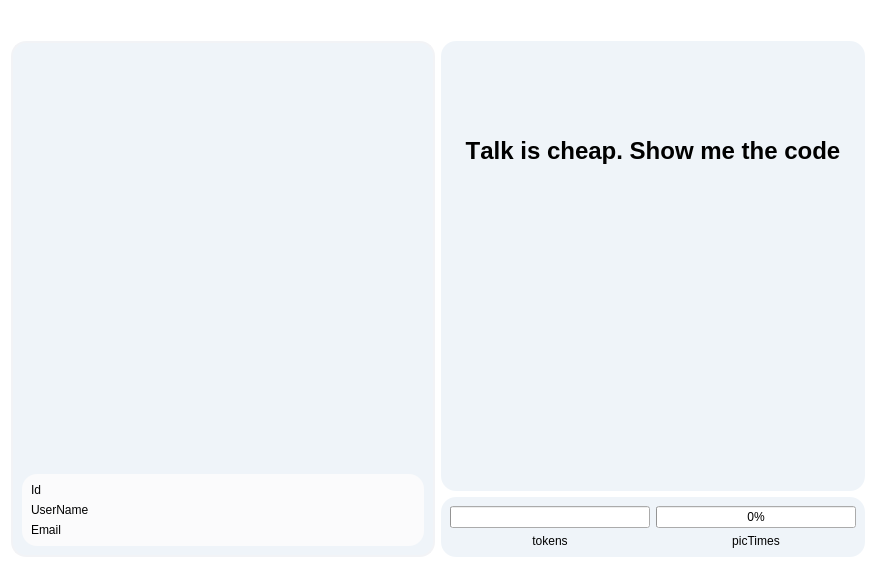
This is Templates/user_info.ui in thetheorange/AiProject as Qt 5 draws it before an edit. The edited form follows.
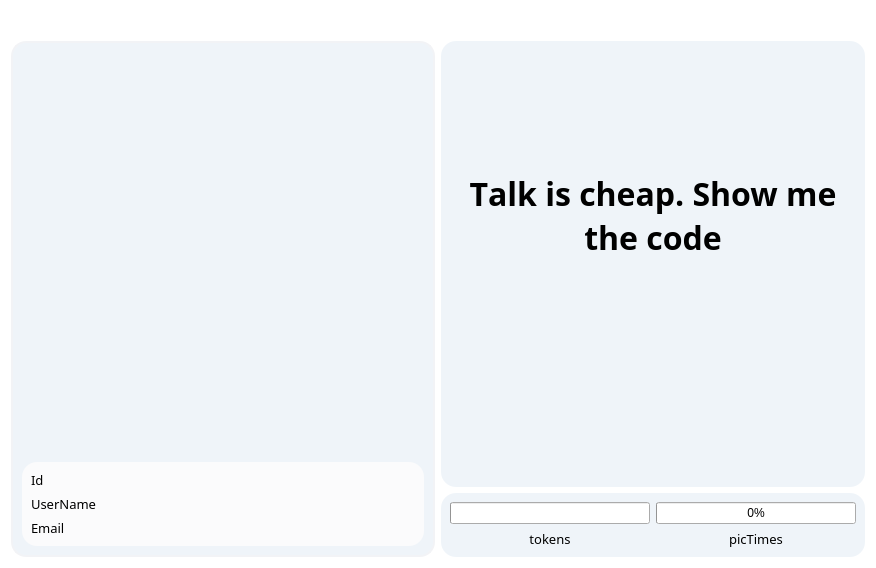
This is the edited form. Custom widgets are drawn as their Qt base class.

Commit message: 修改用户展示页字体

```diff
--- a/Templates/user_info.ui
+++ b/Templates/user_info.ui
@@ -132,6 +132,12 @@
               <layout class="QVBoxLayout" name="verticalLayout_7">
                <item>
                 <widget class="QLabel" name="id_label">
+                 <property name="font">
+                  <font>
+                   <family>微软雅黑</family>
+                   <pointsize>10</pointsize>
+                  </font>
+                 </property>
                  <property name="text">
                   <string>Id</string>
                  </property>
@@ -139,6 +145,12 @@
                </item>
                <item>
                 <widget class="QLabel" name="user_name_label">
+                 <property name="font">
+                  <font>
+                   <family>微软雅黑</family>
+                   <pointsize>10</pointsize>
+                  </font>
+                 </property>
                  <property name="text">
                   <string>UserName</string>
                  </property>
@@ -146,6 +158,12 @@
                </item>
                <item>
                 <widget class="QLabel" name="email_label">
+                 <property name="font">
+                  <font>
+                   <family>微软雅黑</family>
+                   <pointsize>10</pointsize>
+                  </font>
+                 </property>
                  <property name="text">
                   <string>Email</string>
                  </property>
@@ -167,14 +185,22 @@
         <layout class="QVBoxLayout" name="verticalLayout_6">
          <item>
           <widget class="QTextBrowser" name="textBrowser">
+           <property name="font">
+            <font>
+             <family>微软雅黑</family>
+             <pointsize>12</pointsize>
+             <weight>50</weight>
+             <bold>false</bold>
+            </font>
+           </property>
            <property name="html">
             <string>&lt;!DOCTYPE HTML PUBLIC &quot;-//W3C//DTD HTML 4.0//EN&quot; &quot;http://www.w3.org/TR/REC-html40/strict.dtd&quot;&gt;
 &lt;html&gt;&lt;head&gt;&lt;meta name=&quot;qrichtext&quot; content=&quot;1&quot; /&gt;&lt;style type=&quot;text/css&quot;&gt;
 p, li { white-space: pre-wrap; }
-&lt;/style&gt;&lt;/head&gt;&lt;body style=&quot; font-family:'SimSun'; font-size:9pt; font-weight:400; font-style:normal;&quot;&gt;
-&lt;h1 align=&quot;center&quot; style=&quot;-qt-paragraph-type:empty; margin-top:18px; margin-bottom:12px; margin-left:0px; margin-right:0px; -qt-block-indent:0; text-indent:0px; font-size:xx-large; font-weight:600;&quot;&gt;&lt;br /&gt;&lt;/h1&gt;
-&lt;h1 align=&quot;center&quot; style=&quot;-qt-paragraph-type:empty; margin-top:18px; margin-bottom:12px; margin-left:0px; margin-right:0px; -qt-block-indent:0; text-indent:0px; font-size:xx-large; font-weight:600;&quot;&gt;&lt;br /&gt;&lt;/h1&gt;
-&lt;h1 align=&quot;center&quot; style=&quot; margin-top:18px; margin-bottom:12px; margin-left:0px; margin-right:0px; -qt-block-indent:0; text-indent:0px;&quot;&gt;&lt;a name=&quot;articleContentId&quot;&gt;&lt;/a&gt;&lt;span style=&quot; font-size:xx-large; font-weight:600;&quot;&gt;T&lt;/span&gt;&lt;span style=&quot; font-size:xx-large; font-weight:600;&quot;&gt;alk is cheap. Show me the code&lt;/span&gt;&lt;/h1&gt;&lt;/body&gt;&lt;/html&gt;</string>
+&lt;/style&gt;&lt;/head&gt;&lt;body style=&quot; font-family:'微软雅黑'; font-size:12pt; font-weight:400; font-style:normal;&quot;&gt;
+&lt;h1 align=&quot;center&quot; style=&quot;-qt-paragraph-type:empty; margin-top:18px; margin-bottom:12px; margin-left:0px; margin-right:0px; -qt-block-indent:0; text-indent:0px; font-family:'SimSun'; font-size:9pt; font-weight:600;&quot;&gt;&lt;br /&gt;&lt;/h1&gt;
+&lt;h1 align=&quot;center&quot; style=&quot;-qt-paragraph-type:empty; margin-top:18px; margin-bottom:12px; margin-left:0px; margin-right:0px; -qt-block-indent:0; text-indent:0px; font-family:'SimSun'; font-size:9pt; font-weight:600;&quot;&gt;&lt;br /&gt;&lt;/h1&gt;
+&lt;h1 align=&quot;center&quot; style=&quot; margin-top:18px; margin-bottom:12px; margin-left:0px; margin-right:0px; -qt-block-indent:0; text-indent:0px;&quot;&gt;&lt;a name=&quot;articleContentId&quot;&gt;&lt;/a&gt;&lt;span style=&quot; font-family:'SimSun'; font-size:9pt; font-weight:600;&quot;&gt;T&lt;/span&gt;&lt;span style=&quot; font-family:'SimSun'; font-size:9pt; font-weight:600;&quot;&gt;alk is cheap. Show me the code&lt;/span&gt;&lt;/h1&gt;&lt;/body&gt;&lt;/html&gt;</string>
            </property>
           </widget>
          </item>
@@ -205,6 +231,12 @@
               </item>
               <item>
                <widget class="QLabel" name="label">
+                <property name="font">
+                 <font>
+                  <family>微软雅黑</family>
+                  <pointsize>10</pointsize>
+                 </font>
+                </property>
                 <property name="text">
                  <string>tokens</string>
                 </property>
@@ -235,6 +267,12 @@
               </item>
               <item>
                <widget class="QLabel" name="label_2">
+                <property name="font">
+                 <font>
+                  <family>微软雅黑</family>
+                  <pointsize>10</pointsize>
+                 </font>
+                </property>
                 <property name="text">
                  <string>picTimes</string>
                 </property>
```
